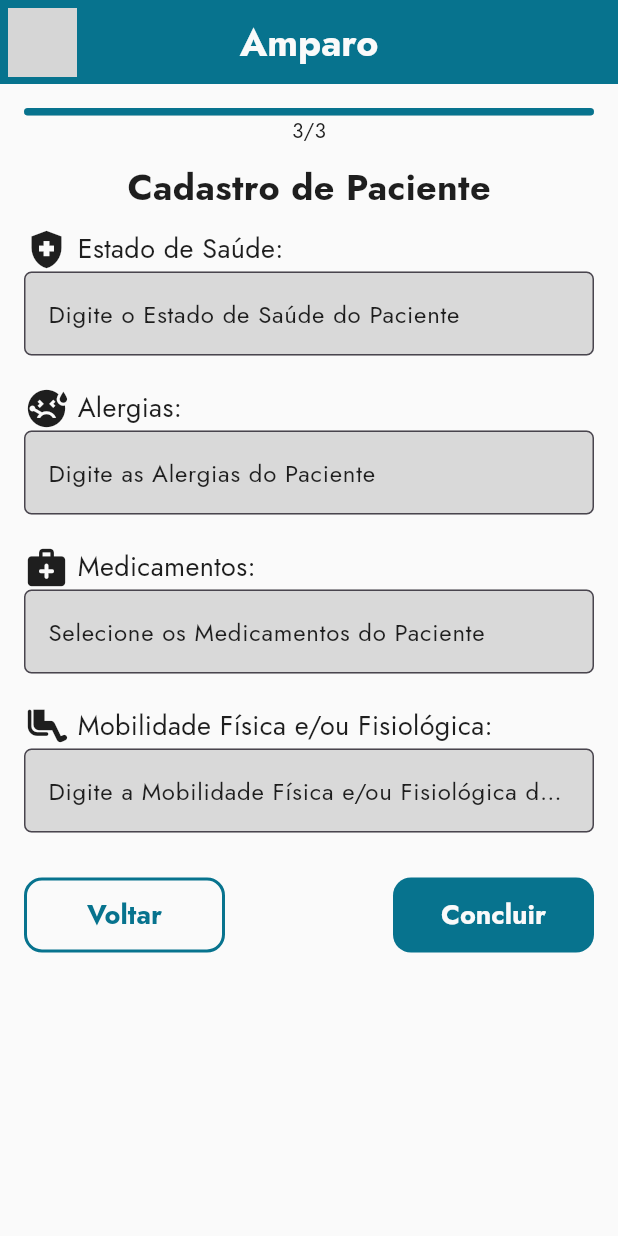
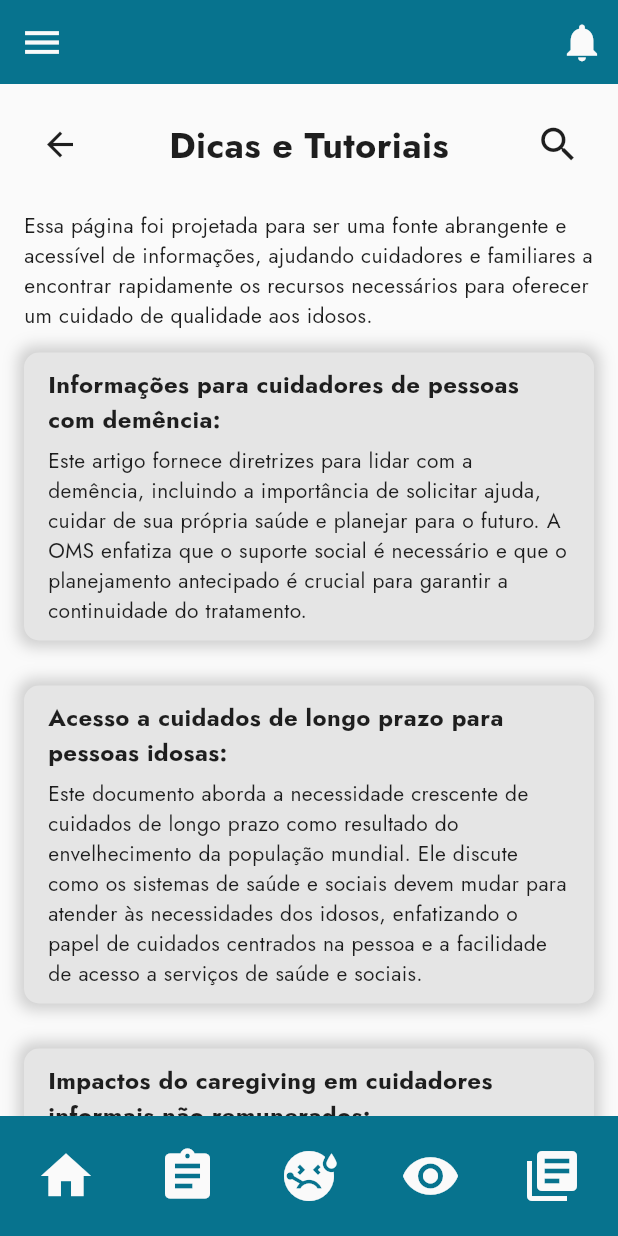
Before and after one commit to guilherme-filipini/tg_amparo, a Flutter app: the screen it shows after launch, on a phone screen of 412 x 824 dp. Run offline on Flutter 3.47's test engine with Material 3 defaults, Android fonts, the light colour scheme and no system bars; grey boxes are pictures that could not be loaded.

Commit message:
Página Dicas e Tutoriais adicionada

```diff
--- a/lib/components/footer_family_widget.dart
+++ /dev/null
@@ -1,15 +0,0 @@
-import 'package:flutter/material.dart';
-
-class FooterFamilyWidget extends StatefulWidget {
-  const FooterFamilyWidget({super.key});
-
-  @override
-  State<FooterFamilyWidget> createState() => _FooterFamilyWidgetState();
-}
-
-class _FooterFamilyWidgetState extends State<FooterFamilyWidget> {
-  @override
-  Widget build(BuildContext context) {
-    return const Placeholder();
-  }
-}
--- a/lib/core/app_colors.dart
+++ b/lib/core/app_colors.dart
@@ -6,4 +6,5 @@ abstract class AppColors {
   static Color inputBorderColor = const Color.fromARGB(51, 30, 30, 30);
   static Color inputFillColor = const Color.fromARGB(255, 217, 217, 217);
   static Color primaryColor = const Color.fromARGB(255, 7, 115, 142);
+  static Color containerColor = const Color.fromARGB(255, 229, 229, 229);
 }
--- a/lib/my_app.dart
+++ b/lib/my_app.dart
@@ -6,6 +6,7 @@ import 'package:tg_amparo/pages/cadastro/cadastro_inicial_screen.dart';
 import 'package:tg_amparo/pages/cadastro/cadastro_paciente/cadastro_condicoes_screen.dart';
 import 'package:tg_amparo/pages/cadastro/cadastro_paciente/cadastro_endereco_paciente_screen.dart';
 import 'package:tg_amparo/pages/cadastro/cadastro_paciente/cadastro_paciente_screen.dart';
+import 'package:tg_amparo/pages/dicas_e_tutoriais/dicas_tutoriais_screen.dart';
 import 'package:tg_amparo/pages/home/home_screen.dart';
 import 'package:tg_amparo/pages/login/login_screen.dart';
 
@@ -20,7 +21,7 @@ class MyApp extends StatelessWidget {
         colorScheme: ColorScheme.fromSeed(seedColor: Colors.deepPurple),
         scaffoldBackgroundColor: AppColors.backgroundColor,
       ),
-      home: const CadastroCondicoesScreen(),
+      home: const DicasTutoriaisScreen(),
     );
   }
 }
--- /dev/null
+++ b/lib/pages/dicas_e_tutoriais/dicas_tutoriais_screen.dart
@@ -0,0 +1,196 @@
+import 'package:flutter/material.dart';
+import 'package:tg_amparo/components/bottom_family_widget.dart';
+import 'package:tg_amparo/components/drawer_family_widget.dart';
+
+import 'package:tg_amparo/core/app_colors.dart';
+
+class DicasTutoriaisScreen extends StatefulWidget {
+  const DicasTutoriaisScreen({super.key});
+
+  @override
+  State<DicasTutoriaisScreen> createState() => _DicasTutoriaisScreenState();
+}
+
+class _DicasTutoriaisScreenState extends State<DicasTutoriaisScreen> {
+  @override
+  Widget build(BuildContext context) {
+    return Scaffold(
+      drawer: DrawerFamilyWidget(),
+      appBar: AppBar(
+        iconTheme: IconThemeData(color: AppColors.backgroundColor, size: 30),
+        backgroundColor: AppColors.primaryColor,
+        actions: [
+          IconButton(
+            onPressed: () {},
+            icon: Icon(
+              Icons.notifications,
+              size: 30,
+              color: AppColors.backgroundColor,
+            ),
+          ),
+        ],
+      ),
+      body: SingleChildScrollView(
+        child: Padding(
+          padding: EdgeInsets.all(16),
+          child: Column(
+            children: [
+              Row(
+                mainAxisAlignment: MainAxisAlignment.spaceBetween,
+                children: [
+                  IconButton(
+                    onPressed: () {},
+                    icon: Icon(
+                      Icons.arrow_back,
+                      size: 26,
+                      color: AppColors.textColor,
+                    ),
+                  ),
+                  Text(
+                    'Dicas e Tutoriais',
+                    style: TextStyle(
+                      fontFamily: 'Jost',
+                      fontSize: 24,
+                      color: AppColors.textColor,
+                      fontWeight: FontWeight.bold,
+                    ),
+                  ),
+                  IconButton(
+                    onPressed: () {},
+                    icon: Icon(
+                      Icons.search,
+                      size: 30,
+                      color: AppColors.textColor,
+                    ),
+                  ),
+                ],
+              ),
+              SizedBox(height: 20),
+              Text(
+                'Essa página foi projetada para ser uma fonte abrangente e acessível de informações, ajudando cuidadores e familiares a encontrar rapidamente os recursos necessários para oferecer um cuidado de qualidade aos idosos.',
+                style: TextStyle(
+                  fontFamily: 'Jost',
+                  color: AppColors.textColor,
+                ),
+              ),
+              SizedBox(height: 15),
+              Container(
+                padding: EdgeInsets.symmetric(horizontal: 16, vertical: 10),
+                decoration: BoxDecoration(
+                  color: AppColors.containerColor,
+                  borderRadius: BorderRadius.circular(10),
+                  boxShadow: [
+                    BoxShadow(
+                      offset: Offset.zero,
+                      spreadRadius: 4,
+                      blurRadius: 8,
+                      color: AppColors.inputBorderColor,
+                    ),
+                  ],
+                ),
+                child: Column(
+                  children: [
+                    Text(
+                      'Informações para cuidadores de pessoas com demência:',
+                      style: TextStyle(
+                        fontFamily: 'Jost',
+                        color: AppColors.textColor,
+                        fontWeight: FontWeight.bold,
+                        fontSize: 16,
+                      ),
+                    ),
+                    SizedBox(height: 6),
+                    Text(
+                      'Este artigo fornece diretrizes para lidar com a demência, incluindo a importância de solicitar ajuda, cuidar de sua própria saúde e planejar para o futuro. A OMS enfatiza que o suporte social é necessário e que o planejamento antecipado é crucial para garantir a continuidade do tratamento.',
+                      style: TextStyle(
+                        color: AppColors.textColor,
+                        fontFamily: 'Jost',
+                      ),
+                    ),
+                  ],
+                ),
+              ),
+              SizedBox(height: 30),
+
+              Container(
+                padding: EdgeInsets.symmetric(horizontal: 16, vertical: 10),
+                decoration: BoxDecoration(
+                  color: AppColors.containerColor,
+                  borderRadius: BorderRadius.circular(10),
+                  boxShadow: [
+                    BoxShadow(
+                      offset: Offset.zero,
+                      spreadRadius: 4,
+                      blurRadius: 8,
+                      color: AppColors.inputBorderColor,
+                    ),
+                  ],
+                ),
+                child: Column(
+                  children: [
+                    Text(
+                      'Acesso a cuidados de longo prazo para pessoas idosas:',
+                      style: TextStyle(
+                        fontFamily: 'Jost',
+                        color: AppColors.textColor,
+                        fontWeight: FontWeight.bold,
+                        fontSize: 16,
+                      ),
+                    ),
+                    SizedBox(height: 6),
+                    Text(
+                      'Este documento aborda a necessidade crescente de cuidados de longo prazo como resultado do envelhecimento da população mundial. Ele discute como os sistemas de saúde e sociais devem mudar para atender às necessidades dos idosos, enfatizando o papel de cuidados centrados na pessoa e a facilidade de acesso a serviços de saúde e sociais.',
+                      style: TextStyle(
+                        color: AppColors.textColor,
+                        fontFamily: 'Jost',
+                      ),
+                    ),
+                  ],
+                ),
+              ),
+              SizedBox(height: 30),
+
+              Container(
+                padding: EdgeInsets.symmetric(horizontal: 16, vertical: 10),
+                decoration: BoxDecoration(
+                  color: AppColors.containerColor,
+                  borderRadius: BorderRadius.circular(10),
+                  boxShadow: [
+                    BoxShadow(
+                      offset: Offset.zero,
+                      spreadRadius: 4,
+                      blurRadius: 8,
+                      color: AppColors.inputBorderColor,
+                    ),
+                  ],
+                ),
+                child: Column(
+                  children: [
+                    Text(
+                      'Impactos do caregiving em cuidadores informais não remunerados:',
+                      style: TextStyle(
+                        fontFamily: 'Jost',
+                        color: AppColors.textColor,
+                        fontWeight: FontWeight.bold,
+                        fontSize: 16,
+                      ),
+                    ),
+                    SizedBox(height: 6),
+                    Text(
+                      'Este estudo usa uma perspectiva de gênero para analisar os efeitos na saúde e bem-estar dos cuidadores informais. Ele enfatiza as dificuldades que esses cuidadores enfrentam e que eles precisam de apoio suficiente para reduzir os efeitos prejudiciais em sua saúde mental e física.',
+                      style: TextStyle(
+                        color: AppColors.textColor,
+                        fontFamily: 'Jost',
+                      ),
+                    ),
+                  ],
+                ),
+              ),
+            ],
+          ),
+        ),
+      ),
+      bottomNavigationBar: BottomFamilyWidget(),
+    );
+  }
+}
```
